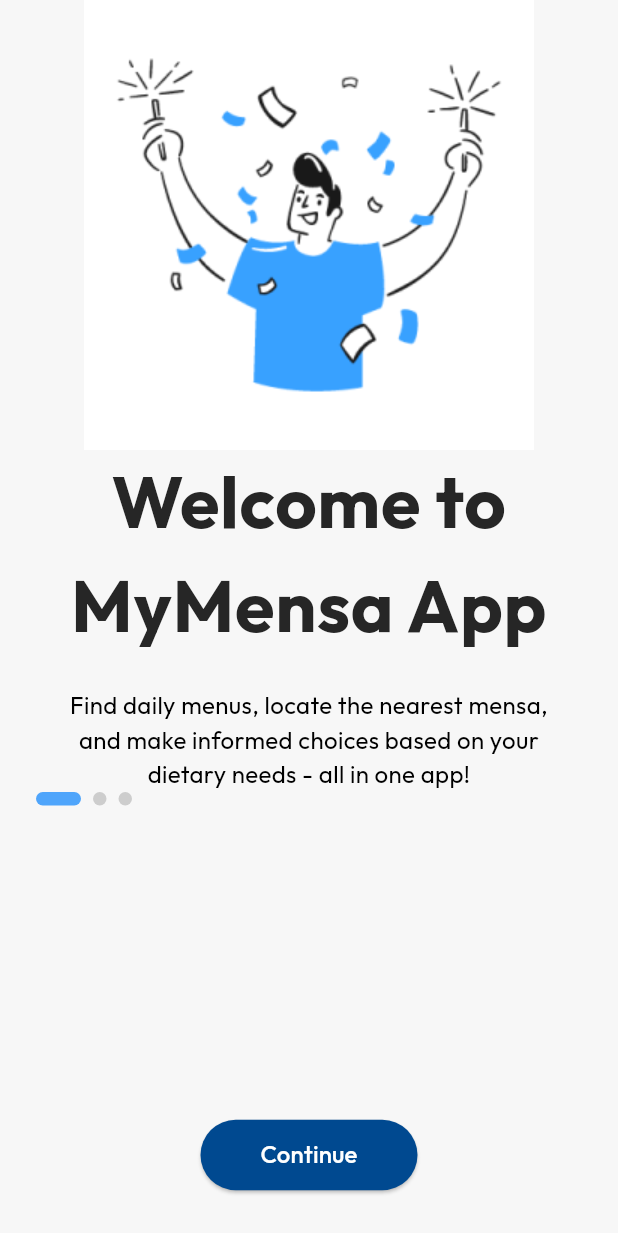
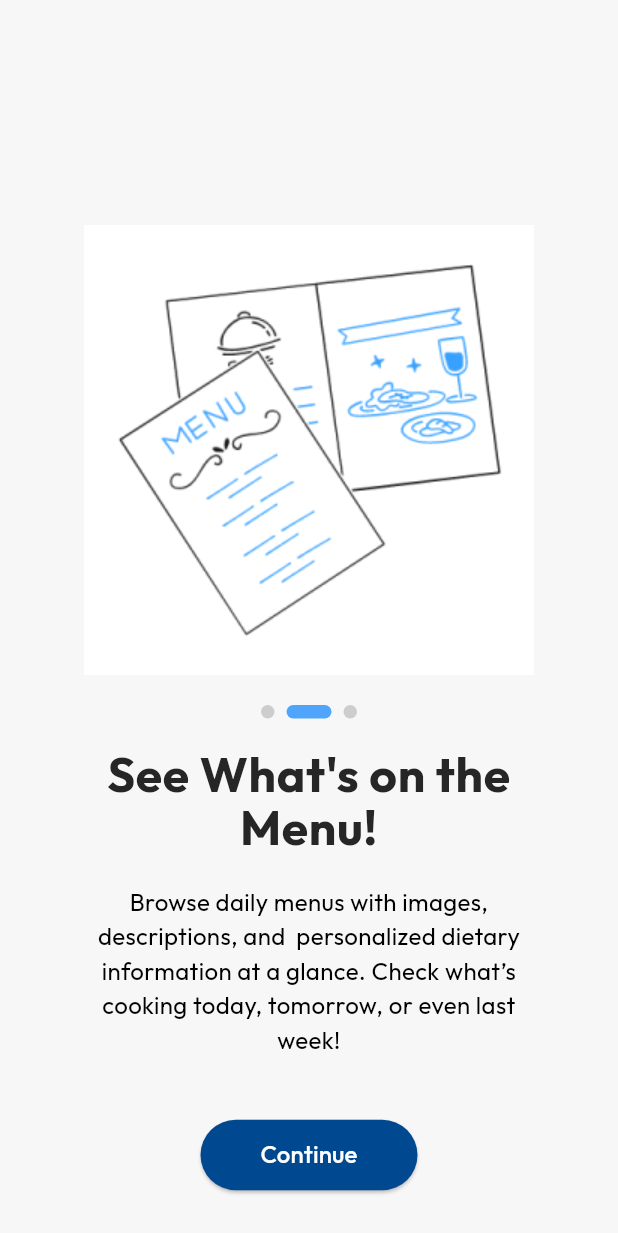
Before and after one commit to kjeegg/mensaapp, a Flutter app: the screen it shows after launch, after a tap on "Continue", on a phone screen of 412 x 824 dp. Shown: the top 1233 px of the screen. Run offline on Flutter 3.47's test engine with Material 3 defaults, Android fonts, the phone set to English and light mode, and no system bars; network calls fail.

Commit message:
fix layout onboarding 2 and 3

```diff
--- a/lib/onboarding_pages/onboarding_2.dart
+++ b/lib/onboarding_pages/onboarding_2.dart
@@ -13,67 +13,32 @@ class Onboarding2 extends StatelessWidget {
           padding: const EdgeInsets.symmetric(horizontal: 24),
           child: Column(
             children: [
+              SizedBox(height:150,),
               Container(
                 alignment: Alignment.center,
                 width: 300,
                 height: 300,
                 decoration: const BoxDecoration(
                   image: DecorationImage(
-                    image: AssetImage("lib/assets/images/onboarding_1.png"),
+                    image: AssetImage("lib/assets/images/onboarding_2.png"),
                     fit: BoxFit.cover,
                   ),
                 ),
               ),
-              const Positioned(
-                left: 37,
-                top: 576,
-                child: Column(
+              SizedBox(height: 20),
+              Center(
+                child: Row(
+                  mainAxisAlignment: MainAxisAlignment.center,
                   children: [
-                    Align(
-                      alignment: Alignment.center,
-                      child: SizedBox(
-                        width: 338,
-                        child: Text.rich(
-                          TextSpan(
-                            children: [
-                              TextSpan(
-                                text: 'Welcome to MyMensa App',
-                                style: TextStyle(
-                                  color: mensaText,
-                                  fontWeight: FontWeight.bold,
-                                  fontSize: 48,
-                                  fontFamily: 'Outfit',
-                                  letterSpacing: 0.48,
-                                ),
-                              ),
-                            ],
-                          ),
-                          textAlign: TextAlign
-                              .center, // Align the text within its container
-                        ),
+                    Container(
+                      width: 9,
+                      height: 9,
+                      decoration: const BoxDecoration(
+                        color: Color(0xFFCDCDCD),
+                        shape: BoxShape.circle,
                       ),
                     ),
-                    SizedBox(height: 21),
-                    SizedBox(
-                      width: 320,
-                      child: Text(
-                        'Find daily menus, locate the nearest mensa, and make informed choices based on your dietary needs - all in one app!',
-                        textAlign: TextAlign.center,
-                        style: TextStyle(
-                          color: Colors.black,
-                          fontSize: 16,
-                          fontFamily: 'Outfit',
-                        ),
-                      ),
-                    ),
-                  ],
-                ),
-              ),
-              Positioned(
-                left: 176,
-                top: 550,
-                child: Row(
-                  children: [
+                    const SizedBox(width: 8),
                     Container(
                       width: 30,
                       height: 9,
@@ -91,13 +56,51 @@ class Onboarding2 extends StatelessWidget {
                         shape: BoxShape.circle,
                       ),
                     ),
-                    const SizedBox(width: 8),
-                    Container(
-                      width: 9,
-                      height: 9,
-                      decoration: const BoxDecoration(
-                        color: Color(0xFFCDCDCD),
-                        shape: BoxShape.circle,
+                  ],
+                ),
+              ),
+              SizedBox(height: 20,),
+              const Positioned(
+                left: 37,
+                top: 576,
+                child: Column(
+                  children: [
+                    Align(
+                      alignment: Alignment.center,
+                      child: SizedBox(
+                        width: 300,
+                        child: Text.rich(
+                          TextSpan(
+                            children: [
+                              TextSpan(
+                                text: 'See What\'s on the Menu!',
+                                style: TextStyle(
+                                  color: mensaText,
+                                  fontWeight: FontWeight.bold,
+                                  fontSize: 32,
+                                  fontFamily: 'Outfit',
+                                  letterSpacing: 0.48,
+                                  height: 1.1,
+                                ),
+                              ),
+                            ],
+                          ),
+                          textAlign: TextAlign
+                              .center, // Align the text within its container
+                        ),
+                      ),
+                    ),
+                    SizedBox(height: 21),
+                    SizedBox(
+                      width: 320,
+                      child: Text(
+                        'Browse daily menus with images, descriptions, and  personalized dietary information at a glance. Check what\’s cooking today, tomorrow, or even last week!',
+                        textAlign: TextAlign.center,
+                        style: TextStyle(
+                          color: Colors.black,
+                          fontSize: 16,
+                          fontFamily: 'Outfit',
+                        ),
                       ),
                     ),
                   ],
--- a/lib/onboarding_pages/onboarding_3.dart
+++ b/lib/onboarding_pages/onboarding_3.dart
@@ -13,76 +13,23 @@ class Onboarding3 extends StatelessWidget {
           padding: const EdgeInsets.symmetric(horizontal: 24),
           child: Column(
             children: [
+              SizedBox(height:150,),
               Container(
                 alignment: Alignment.center,
                 width: 300,
                 height: 300,
                 decoration: const BoxDecoration(
                   image: DecorationImage(
-                    image: AssetImage("lib/assets/images/onboarding_1.png"),
+                    image: AssetImage("lib/assets/images/onboarding_3.png"),
                     fit: BoxFit.cover,
                   ),
                 ),
               ),
-              const Positioned(
-                left: 37,
-                top: 576,
-                child: Column(
+              SizedBox(height: 20),
+              Center(
+                child: Row(
+                  mainAxisAlignment: MainAxisAlignment.center,
                   children: [
-                    Align(
-                      alignment: Alignment.center,
-                      child: SizedBox(
-                        width: 338,
-                        child: Text.rich(
-                          TextSpan(
-                            children: [
-                              TextSpan(
-                                text: 'Welcome to MyMensa App',
-                                style: TextStyle(
-                                  color: mensaText,
-                                  fontWeight: FontWeight.bold,
-                                  fontSize: 48,
-                                  fontFamily: 'Outfit',
-                                  letterSpacing: 0.48,
-                                ),
-                              ),
-                            ],
-                          ),
-                          textAlign: TextAlign
-                              .center, // Align the text within its container
-                        ),
-                      ),
-                    ),
-                    SizedBox(height: 21),
-                    SizedBox(
-                      width: 320,
-                      child: Text(
-                        'Find daily menus, locate the nearest mensa, and make informed choices based on your dietary needs - all in one app!',
-                        textAlign: TextAlign.center,
-                        style: TextStyle(
-                          color: Colors.black,
-                          fontSize: 16,
-                          fontFamily: 'Outfit',
-                        ),
-                      ),
-                    ),
-                  ],
-                ),
-              ),
-              Positioned(
-                left: 176,
-                top: 550,
-                child: Row(
-                  children: [
-                    Container(
-                      width: 30,
-                      height: 9,
-                      decoration: BoxDecoration(
-                        color: const Color(0xFF4FA5FB),
-                        borderRadius: BorderRadius.circular(5),
-                      ),
-                    ),
-                    const SizedBox(width: 8),
                     Container(
                       width: 9,
                       height: 9,
@@ -100,6 +47,62 @@ class Onboarding3 extends StatelessWidget {
                         shape: BoxShape.circle,
                       ),
                     ),
+                    const SizedBox(width: 8),
+                    Container(
+                      width: 30,
+                      height: 9,
+                      decoration: BoxDecoration(
+                        color: const Color(0xFF4FA5FB),
+                        borderRadius: BorderRadius.circular(5),
+                      ),
+                    ),
+                  ],
+                ),
+              ),
+              SizedBox(height: 20,),
+              const Positioned(
+                left: 37,
+                top: 576,
+                child: Column(
+                  children: [
+                    Align(
+                      alignment: Alignment.center,
+                      child: SizedBox(
+                        width: 300,
+                        child: Text.rich(
+                          TextSpan(
+                            children: [
+                              TextSpan(
+                                text: 'Locate the Nearest Mensa',
+                                style: TextStyle(
+                                  color: mensaText,
+                                  fontWeight: FontWeight.bold,
+                                  fontSize: 32,
+                                  fontFamily: 'Outfit',
+                                  letterSpacing: 0.48,
+                                  height: 1.1,
+                                ),
+                              ),
+                            ],
+                          ),
+                          textAlign: TextAlign
+                              .center, // Align the text within its container
+                        ),
+                      ),
+                    ),
+                    SizedBox(height: 21),
+                    SizedBox(
+                      width: 320,
+                      child: Text(
+                        'Find the closest Mensa with their opening hoursusing the locator feature!',
+                        textAlign: TextAlign.center,
+                        style: TextStyle(
+                          color: Colors.black,
+                          fontSize: 16,
+                          fontFamily: 'Outfit',
+                        ),
+                      ),
+                    ),
                   ],
                 ),
               ),
```
